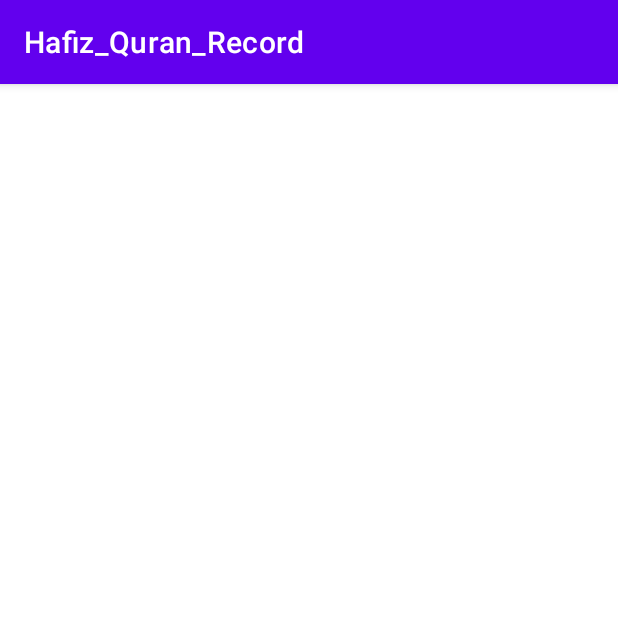
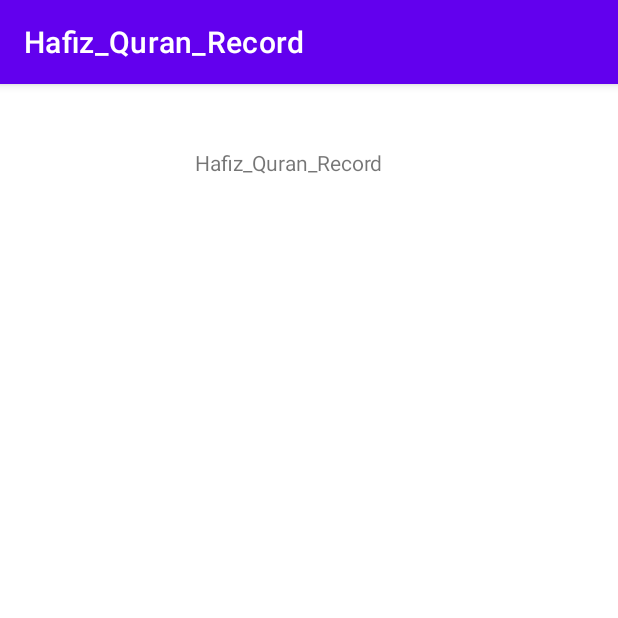
Before and after one commit to ShoaibAkram2001/Hafiz_Quran_Record_App, an Android app: the screen it shows after launch (MainActivity), on a phone screen of 412 x 824 dp, the top half of it. Run offline under Robolectric (Android 15) with nearby library versions, the phone set to English and light mode, and no system bars.

```diff
--- a/app/src/main/res/layout/activity_main.xml
+++ b/app/src/main/res/layout/activity_main.xml
@@ -4,4 +4,17 @@
     xmlns:tools="http://schemas.android.com/tools"
     android:layout_width="match_parent"
     android:layout_height="match_parent"
-    tools:context=".MainActivity"/>
+    tools:context=".MainActivity">
+
+    <TextView
+        android:id="@+id/textView"
+        android:layout_width="wrap_content"
+        android:layout_height="wrap_content"
+        android:text="Hafiz_Quran_Record"
+        app:layout_constraintBottom_toBottomOf="parent"
+        app:layout_constraintEnd_toEndOf="parent"
+        app:layout_constraintHorizontal_bias="0.453"
+        app:layout_constraintStart_toStartOf="parent"
+        app:layout_constraintTop_toTopOf="parent"
+        app:layout_constraintVertical_bias="0.057" />
+</androidx.constraintlayout.widget.ConstraintLayout>
```
